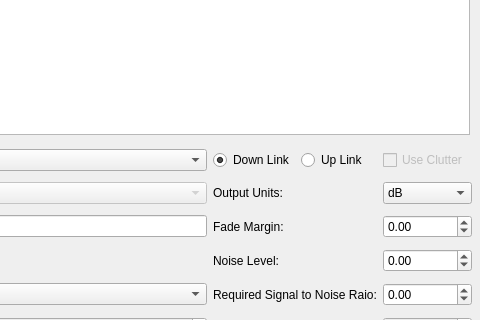
Above: Interface/ConfirmPrediction.ui from brotherdust/qrap before the change; both pictures show x 531 to 1011 and y 116 to 436 of the 1011 by 607 pixel window. Below: the same form after it.
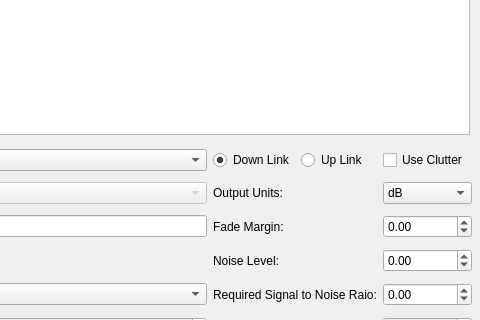
That is the form after the change. Icons and pictures are not drawn.

```diff
--- a/Interface/ConfirmPrediction.ui
+++ b/Interface/ConfirmPrediction.ui
@@ -459,7 +459,7 @@
     <item row="0" column="3">
      <widget class="QCheckBox" name="useClutterCheckBox">
       <property name="enabled">
-       <bool>false</bool>
+       <bool>true</bool>
       </property>
       <property name="text">
        <string>Use Clutter </string>
```
